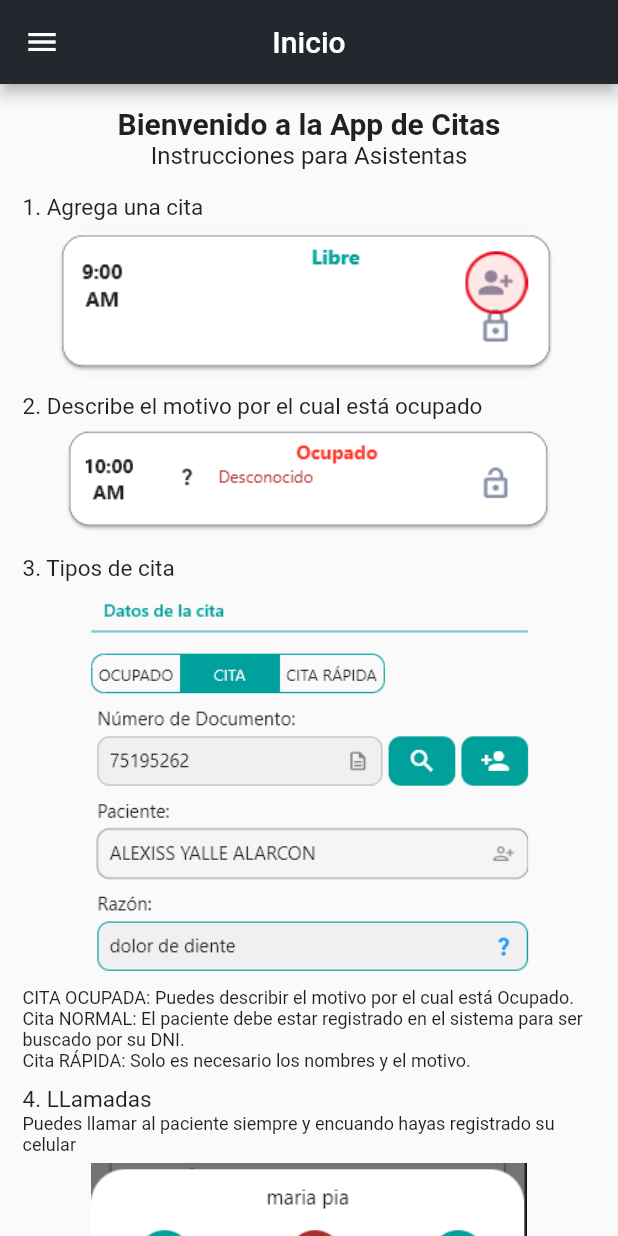
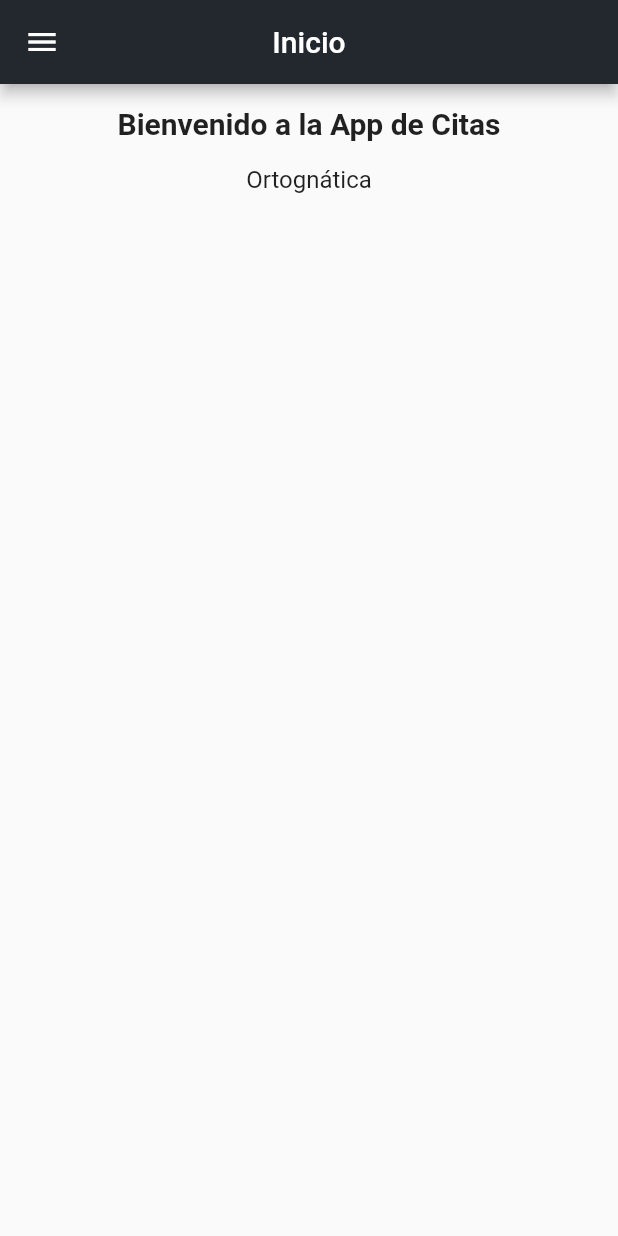
Before and after one commit to abialex/ortog_citas, a Flutter app: the InicioAsistentaPage screen opened by its route, on a phone screen of 412 x 824 dp. Run offline on Flutter 3.47's test engine with Material 2 defaults, Android fonts, the phone set to English and light mode, and no system bars; our stand-ins replace cloud_firestore, connectivity, dio, equatable, firebase_auth, firebase_core and 6 more; missing offline and left inert: flutter_phone_direct_caller; accounts and stored records are empty.

Commit message:
add logo

```diff
--- a/lib/app/ui/modules/inicio/inicio_asistenta/view.dart
+++ b/lib/app/ui/modules/inicio/inicio_asistenta/view.dart
@@ -40,148 +40,149 @@ class InicioAsistentaPage extends GetWidget<InicioAsistentaController> {
                   fontsize: 20,
                   fontWeight: FontWeight.bold,
                 ),
+                SizedBox(height: 16),
                 TextBubble(
-                  text: "Instrucciones para Asistentas",
+                  text: "Ortognática",
                   fontsize: 16,
                 ),
-                SizedBox(height: 16),
-                TextBubble(
-                  text: "1. Agrega una cita",
-                  fontsize: 15,
-                  alignment: TextAlign.left,
-                ),
-                ImageBubble(
-                  image: Image.asset(
-                    'assets/slg/instrucciones/agregar_cita.png',
-                    alignment: Alignment.center,
-                    width: double.infinity,
-                    height: 100,
-                  ),
-                ),
-                SizedBox(height: StyleUtils.CUSTOM_PADDING_FORM_10_DEFAULT),
-                TextBubble(
-                  text: "2. Describe el motivo por el cual está ocupado",
-                  fontsize: 15,
-                  alignment: TextAlign.left,
-                ),
-                ImageCarousel(
-                  seconds: 2,
-                  height: 70,
-                  imageUrls: [
-                    'assets/slg/instrucciones/agregar_cita_ocupada.png',
-                    'assets/slg/instrucciones/cita_ocupado_perzonalizado.png'
+                // SizedBox(height: 16),
+                // TextBubble(
+                //   text: "1. Agrega una cita",
+                //   fontsize: 15,
+                //   alignment: TextAlign.left,
+                // ),
+                // ImageBubble(
+                //   image: Image.asset(
+                //     'assets/slg/instrucciones/agregar_cita.png',
+                //     alignment: Alignment.center,
+                //     width: double.infinity,
+                //     height: 100,
+                //   ),
+                // ),
+                // SizedBox(height: StyleUtils.CUSTOM_PADDING_FORM_10_DEFAULT),
+                // TextBubble(
+                //   text: "2. Describe el motivo por el cual está ocupado",
+                //   fontsize: 15,
+                //   alignment: TextAlign.left,
+                // ),
+                // ImageCarousel(
+                //   seconds: 2,
+                //   height: 70,
+                //   imageUrls: [
+                //     'assets/slg/instrucciones/agregar_cita_ocupada.png',
+                //     'assets/slg/instrucciones/cita_ocupado_perzonalizado.png'
 
-                    // Agrega aquí más URL de imágenes
-                  ],
-                ),
-                SizedBox(height: StyleUtils.CUSTOM_PADDING_FORM_10_DEFAULT),
-                TextBubble(
-                  text: "3. Tipos de cita",
-                  fontsize: 15,
-                  alignment: TextAlign.left,
-                ),
-                ImageCarousel(
-                  height: 260,
-                  seconds: 5,
-                  imageUrls: [
-                    'assets/slg/instrucciones/cita_normal_add.png',
-                    'assets/slg/instrucciones/cita_rapida_add.png',
-                    'assets/slg/instrucciones/cita_ocupada_add.png',
+                //     // Agrega aquí más URL de imágenes
+                //   ],
+                // ),
+                // SizedBox(height: StyleUtils.CUSTOM_PADDING_FORM_10_DEFAULT),
+                // TextBubble(
+                //   text: "3. Tipos de cita",
+                //   fontsize: 15,
+                //   alignment: TextAlign.left,
+                // ),
+                // ImageCarousel(
+                //   height: 260,
+                //   seconds: 5,
+                //   imageUrls: [
+                //     'assets/slg/instrucciones/cita_normal_add.png',
+                //     'assets/slg/instrucciones/cita_rapida_add.png',
+                //     'assets/slg/instrucciones/cita_ocupada_add.png',
 
-                    // Agrega aquí más URL de imágenes
-                  ],
-                ),
-                TextBubble(
-                  text:
-                      "CITA OCUPADA: Puedes describir el motivo por el cual está Ocupado. ",
-                  fontsize: 12,
-                  alignment: TextAlign.left,
-                ),
-                TextBubble(
-                  text:
-                      "Cita NORMAL: El paciente debe estar registrado en el sistema para ser buscado por su DNI.",
-                  fontsize: 12,
-                  alignment: TextAlign.left,
-                ),
-                TextBubble(
-                  text:
-                      "Cita RÁPIDA: Solo es necesario los nombres y el motivo.",
-                  fontsize: 12,
-                  alignment: TextAlign.left,
-                ),
-                SizedBox(height: StyleUtils.CUSTOM_PADDING_FORM_10_DEFAULT),
-                TextBubble(
-                  text: "4. LLamadas",
-                  fontsize: 15,
-                  alignment: TextAlign.left,
-                ),
-                TextBubble(
-                  text:
-                      "Puedes llamar al paciente siempre y encuando hayas registrado su celular",
-                  fontsize: 12,
-                  alignment: TextAlign.left,
-                ),
-                ImageCarousel(
-                  height: 120,
-                  seconds: 2,
-                  imageUrls: [
-                    'assets/slg/instrucciones/llamada_off.png',
-                    'assets/slg/instrucciones/llamada_on.png',
-                    // Agrega aquí más URL de imágenes
-                  ],
-                ),
-                SizedBox(height: StyleUtils.CUSTOM_PADDING_FORM_10_DEFAULT),
-                TextBubble(
-                  text: "5. Buscador de DNI",
-                  fontsize: 15,
-                  alignment: TextAlign.left,
-                ),
-                TextBubble(
-                  text: "Busca los datos de una persona por su DNI",
-                  fontsize: 12,
-                  alignment: TextAlign.left,
-                ),
-                ImageCarousel(
-                  height: 400,
-                  seconds: 0,
-                  miliseconds: 400,
-                  imageUrls: [
-                    'assets/slg/novedades/buscador_1.png',
-                    'assets/slg/novedades/buscador_2.png',
-                    'assets/slg/novedades/buscador_3.png',
-                    'assets/slg/novedades/buscador_4.png',
-                    'assets/slg/novedades/buscador_5.png',
-                    'assets/slg/novedades/buscador_6.png',
-                    'assets/slg/novedades/buscador_7.png',
-                    'assets/slg/novedades/buscador_8.png',
-                    'assets/slg/novedades/buscador_9_result.png',
-                    'assets/slg/novedades/buscador_9_result.png',
-                    'assets/slg/novedades/buscador_9_result.png',
-                    'assets/slg/novedades/buscador_9_result.png',
+                //     // Agrega aquí más URL de imágenes
+                //   ],
+                // ),
+                // TextBubble(
+                //   text:
+                //       "CITA OCUPADA: Puedes describir el motivo por el cual está Ocupado. ",
+                //   fontsize: 12,
+                //   alignment: TextAlign.left,
+                // ),
+                // TextBubble(
+                //   text:
+                //       "Cita NORMAL: El paciente debe estar registrado en el sistema para ser buscado por su DNI.",
+                //   fontsize: 12,
+                //   alignment: TextAlign.left,
+                // ),
+                // TextBubble(
+                //   text:
+                //       "Cita RÁPIDA: Solo es necesario los nombres y el motivo.",
+                //   fontsize: 12,
+                //   alignment: TextAlign.left,
+                // ),
+                // SizedBox(height: StyleUtils.CUSTOM_PADDING_FORM_10_DEFAULT),
+                // TextBubble(
+                //   text: "4. LLamadas",
+                //   fontsize: 15,
+                //   alignment: TextAlign.left,
+                // ),
+                // TextBubble(
+                //   text:
+                //       "Puedes llamar al paciente siempre y encuando hayas registrado su celular",
+                //   fontsize: 12,
+                //   alignment: TextAlign.left,
+                // ),
+                // ImageCarousel(
+                //   height: 120,
+                //   seconds: 2,
+                //   imageUrls: [
+                //     'assets/slg/instrucciones/llamada_off.png',
+                //     'assets/slg/instrucciones/llamada_on.png',
+                //     // Agrega aquí más URL de imágenes
+                //   ],
+                // ),
+                // SizedBox(height: StyleUtils.CUSTOM_PADDING_FORM_10_DEFAULT),
+                // TextBubble(
+                //   text: "5. Buscador de DNI",
+                //   fontsize: 15,
+                //   alignment: TextAlign.left,
+                // ),
+                // TextBubble(
+                //   text: "Busca los datos de una persona por su DNI",
+                //   fontsize: 12,
+                //   alignment: TextAlign.left,
+                // ),
+                // ImageCarousel(
+                //   height: 400,
+                //   seconds: 0,
+                //   miliseconds: 400,
+                //   imageUrls: [
+                //     'assets/slg/novedades/buscador_1.png',
+                //     'assets/slg/novedades/buscador_2.png',
+                //     'assets/slg/novedades/buscador_3.png',
+                //     'assets/slg/novedades/buscador_4.png',
+                //     'assets/slg/novedades/buscador_5.png',
+                //     'assets/slg/novedades/buscador_6.png',
+                //     'assets/slg/novedades/buscador_7.png',
+                //     'assets/slg/novedades/buscador_8.png',
+                //     'assets/slg/novedades/buscador_9_result.png',
+                //     'assets/slg/novedades/buscador_9_result.png',
+                //     'assets/slg/novedades/buscador_9_result.png',
+                //     'assets/slg/novedades/buscador_9_result.png',
 
-                    // Agrega aquí más URL de imágenes
-                  ],
-                ),
-                SizedBox(height: StyleUtils.CUSTOM_PADDING_FORM_10_DEFAULT),
-                TextBubble(
-                  text: "6. Actualiza las citas rápidas",
-                  fontsize: 15,
-                  alignment: TextAlign.left,
-                ),
-                TextBubble(
-                  text:
-                      "Puedes crear un paciente desde la cita rápida que registraste",
-                  fontsize: 12,
-                  alignment: TextAlign.left,
-                ),
-                ImageBubble(
-                  image: Image.asset(
-                    'assets/slg/instrucciones/actualizar_paciente_desde_cita.png',
-                    alignment: Alignment.center,
-                    width: double.infinity,
-                    height: 400,
-                  ),
-                ),
+                //     // Agrega aquí más URL de imágenes
+                //   ],
+                // ),
+                // SizedBox(height: StyleUtils.CUSTOM_PADDING_FORM_10_DEFAULT),
+                // TextBubble(
+                //   text: "6. Actualiza las citas rápidas",
+                //   fontsize: 15,
+                //   alignment: TextAlign.left,
+                // ),
+                // TextBubble(
+                //   text:
+                //       "Puedes crear un paciente desde la cita rápida que registraste",
+                //   fontsize: 12,
+                //   alignment: TextAlign.left,
+                // ),
+                // ImageBubble(
+                //   image: Image.asset(
+                //     'assets/slg/instrucciones/actualizar_paciente_desde_cita.png',
+                //     alignment: Alignment.center,
+                //     width: double.infinity,
+                //     height: 400,
+                //   ),
+                // ),
               ],
             ),
           ),
--- a/lib/app/ui/modules/login/controller.dart
+++ b/lib/app/ui/modules/login/controller.dart
@@ -24,7 +24,7 @@ class LoginController extends GetxController {
 
 //-----------------------------------------------------RX---------------------------------------------------------
   RxBool oculto = true.obs;
-  final lastUpdate = "03/10/2023";
+  final lastUpdate = "04/10/2023";
   final version = "1.0.0";
 
 //-----------------------------------------------------RX FIN---------------------------------------------------------
--- a/lib/app/ui/modules/login/view.dart
+++ b/lib/app/ui/modules/login/view.dart
@@ -46,7 +46,7 @@ class LoginPage extends GetWidget<LoginController> {
                       SizedBox(
                         height: 70,
                       ),
-                      Image.asset("assets/slg/slg_logo_login.png"),
+                      Image.asset("assets/logo.png", height: 100),
                       SizedBox(
                         height: 50,
                       ),
```
Also changed, not shown: assets/logo.png (added).
